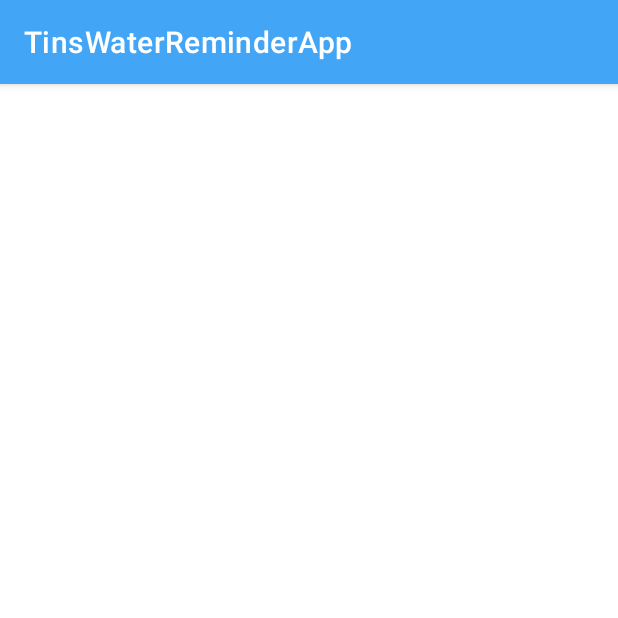
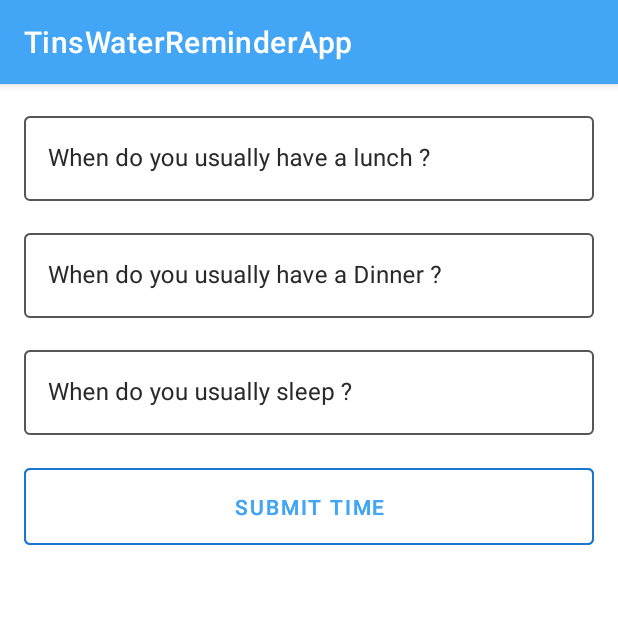
Before and after one commit to oandrz/TinWaterReminder, an Android app: the screen it shows after launch (MainActivity), on a phone screen of 412 x 824 dp, the top half of it. Run offline under Robolectric (Android 15) with nearby library versions, the phone set to English and light mode, and no system bars.

Commit message:
Add Time Picker Xml Layout

```diff
--- a/app/src/main/res/layout/fragment_time_picker.xml
+++ b/app/src/main/res/layout/fragment_time_picker.xml
@@ -1,6 +1,76 @@
 <?xml version="1.0" encoding="utf-8"?>
 <androidx.constraintlayout.widget.ConstraintLayout xmlns:android="http://schemas.android.com/apk/res/android"
+    xmlns:app="http://schemas.android.com/apk/res-auto"
     android:layout_width="match_parent"
-    android:layout_height="match_parent">
+    android:layout_height="match_parent"
+    android:padding="@dimen/spacing_16">
 
+    <com.google.android.material.textfield.TextInputLayout
+        android:id="@+id/textInputLunchTime"
+        style="@style/Widget.MaterialComponents.TextInputLayout.OutlinedBox"
+        android:layout_width="0dp"
+        android:layout_height="wrap_content"
+        app:boxStrokeColor="@color/blue_400"
+        app:layout_constraintEnd_toEndOf="parent"
+        app:layout_constraintStart_toStartOf="parent"
+        app:layout_constraintTop_toTopOf="parent">
+
+        <androidx.appcompat.widget.AppCompatEditText
+            android:id="@+id/etLunchTime"
+            android:layout_width="match_parent"
+            android:layout_height="wrap_content"
+            android:enabled="false"
+            android:hint="@string/labelLunchTimePicker" />
+    </com.google.android.material.textfield.TextInputLayout>
+
+    <com.google.android.material.textfield.TextInputLayout
+        android:id="@+id/textInputDinnerTime"
+        style="@style/Widget.MaterialComponents.TextInputLayout.OutlinedBox"
+        android:layout_width="0dp"
+        android:layout_height="wrap_content"
+        android:layout_marginTop="@dimen/spacing_16"
+        app:boxStrokeColor="@color/blue_400"
+        app:layout_constraintEnd_toEndOf="parent"
+        app:layout_constraintStart_toStartOf="parent"
+        app:layout_constraintTop_toBottomOf="@id/textInputLunchTime">
+
+        <androidx.appcompat.widget.AppCompatEditText
+            android:id="@+id/etDinnerTime"
+            android:layout_width="match_parent"
+            android:layout_height="wrap_content"
+            android:enabled="false"
+            android:hint="@string/labelDinnerTimePicker" />
+    </com.google.android.material.textfield.TextInputLayout>
+
+    <com.google.android.material.textfield.TextInputLayout
+        android:id="@+id/textInputSleepTime"
+        style="@style/Widget.MaterialComponents.TextInputLayout.OutlinedBox"
+        android:layout_width="0dp"
+        android:layout_height="wrap_content"
+        android:layout_marginTop="@dimen/spacing_16"
+        app:boxStrokeColor="@color/blue_400"
+        app:layout_constraintEnd_toEndOf="parent"
+        app:layout_constraintStart_toStartOf="parent"
+        app:layout_constraintTop_toBottomOf="@id/textInputDinnerTime">
+
+        <androidx.appcompat.widget.AppCompatEditText
+            android:id="@+id/etSleepTime"
+            android:layout_width="match_parent"
+            android:layout_height="wrap_content"
+            android:enabled="false"
+            android:hint="@string/labelSleepTimePicker" />
+    </com.google.android.material.textfield.TextInputLayout>
+
+    <com.google.android.material.button.MaterialButton
+        android:id="@+id/buttonSubmit"
+        style="@style/Widget.MaterialComponents.Button.OutlinedButton"
+        android:layout_width="0dp"
+        android:layout_height="wrap_content"
+        android:layout_marginTop="@dimen/spacing_16"
+        android:padding="@dimen/spacing_16"
+        android:text="@string/submit"
+        app:layout_constraintEnd_toEndOf="parent"
+        app:layout_constraintStart_toStartOf="parent"
+        app:layout_constraintTop_toBottomOf="@id/textInputSleepTime"
+        app:strokeColor="@color/blue_700" />
 </androidx.constraintlayout.widget.ConstraintLayout>
--- /dev/null
+++ b/app/src/main/res/values/dimens.xml
@@ -0,0 +1,4 @@
+<?xml version="1.0" encoding="utf-8"?>
+<resources>
+    <dimen name="spacing_16">16dp</dimen>
+</resources>
--- a/app/src/main/res/values/strings.xml
+++ b/app/src/main/res/values/strings.xml
@@ -1,3 +1,7 @@
 <resources>
     <string name="app_name">TinsWaterReminderApp</string>
+    <string name="labelLunchTimePicker">When do you usually have a lunch ?</string>
+    <string name="labelDinnerTimePicker">When do you usually have a Dinner ?</string>
+    <string name="labelSleepTimePicker">When do you usually sleep ?</string>
+    <string name="submit">Submit Time</string>
 </resources>
```
